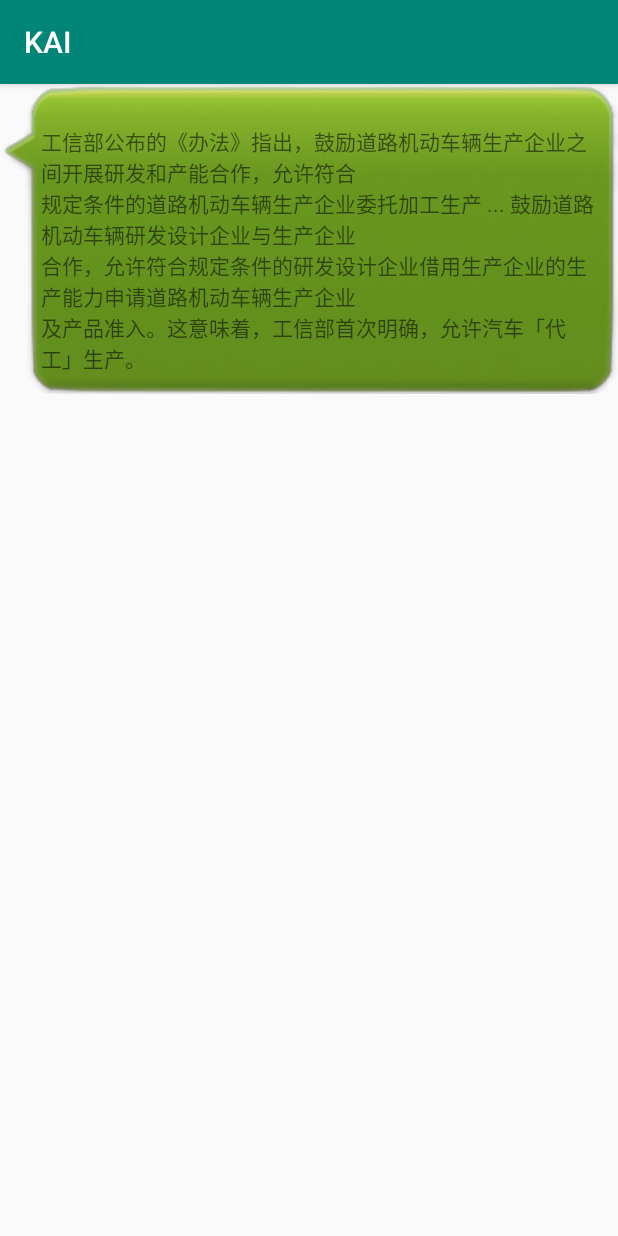
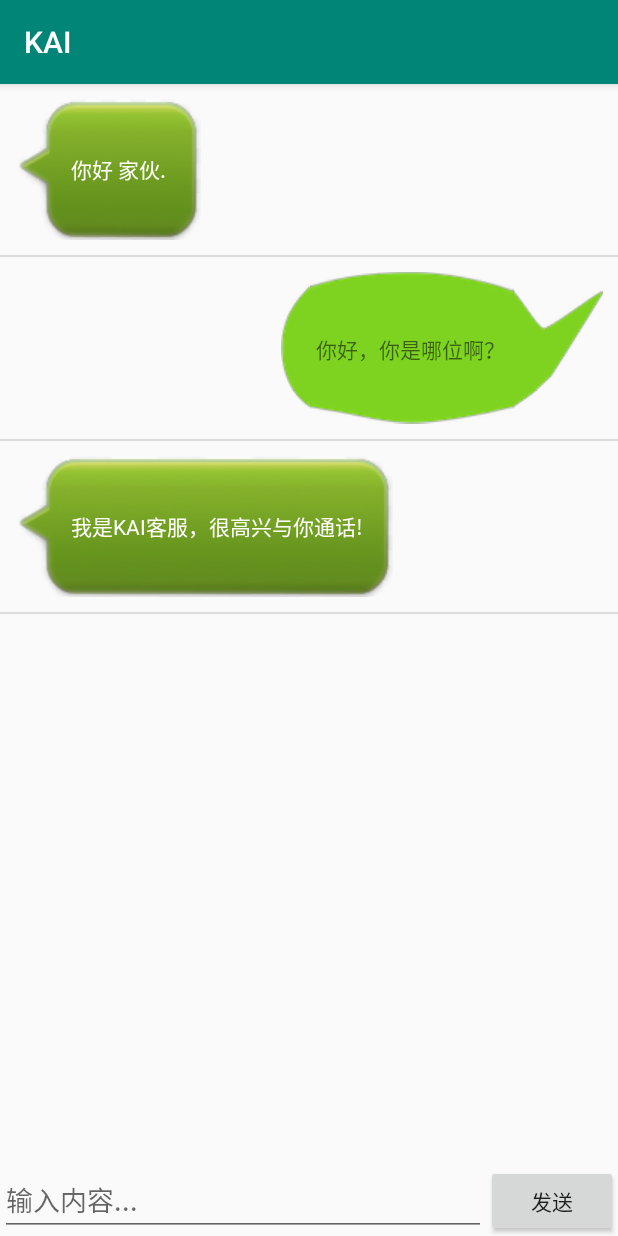
Before and after one commit to YongmingLee/kai, an Android app: the UITestNineActivity screen opened directly, with no data from a screen before it, on a phone screen of 412 x 824 dp. Run offline under Robolectric (Android 15) with nearby library versions, the phone set to English and light mode, and no system bars.

Commit message:
点九图的扩展测试。集成模拟IM发消息的点九图应用测试。

```diff
--- a/app/src/main/AndroidManifest.xml
+++ b/app/src/main/AndroidManifest.xml
@@ -19,6 +19,7 @@
         </activity>
         <activity android:name=".UITestActivity" />
         <activity android:name=".UITest.UITestNineActivity" />
+        <activity android:name=".UITest.UIFragmentTestActivity" />
     </application>
 
 </manifest>
--- a/app/src/main/java/com/example/yongming/activity/UITest/UITestNineActivity.java
+++ b/app/src/main/java/com/example/yongming/activity/UITest/UITestNineActivity.java
@@ -2,14 +2,23 @@ package com.example.yongming.activity.UITest;
 
 import android.os.Bundle;
 import android.support.annotation.Nullable;
-import android.widget.TextView;
+import android.view.View;
+import android.widget.Button;
+import android.widget.EditText;
+import android.widget.ListView;
 
 import com.example.yongming.activity.BaseActivity;
 import com.example.yongming.activity.R;
+import com.example.yongming.adapter.TestNineMsgAdapter;
+import com.example.yongming.module.MsgModule;
 
-import org.w3c.dom.Text;
+import java.util.ArrayList;
+import java.util.List;
 
 public class UITestNineActivity extends BaseActivity {
+
+    private TestNineMsgAdapter adapter;
+    private List<MsgModule> msgModuleList = new ArrayList<MsgModule>();
 
     @Override
     protected void onCreate(@Nullable Bundle savedInstanceState) {
@@ -17,10 +26,39 @@ public class UITestNineActivity extends BaseActivity {
 
         setContentView(R.layout.activity_test_nine);
 
-        TextView textView = (TextView) findViewById(R.id.uitest_nine_text);
-        textView.setText("工信部公布的《办法》指出，鼓励道路机动车辆生产企业之间开展研发和产能合作，允许符合\n" +
-                "规定条件的道路机动车辆生产企业委托加工生产 ... 鼓励道路机动车辆研发设计企业与生产企业\n" +
-                "合作，允许符合规定条件的研发设计企业借用生产企业的生产能力申请道路机动车辆生产企业\n" +
-                "及产品准入。这意味着，工信部首次明确，允许汽车「代工」生产。");
+        initMsgs();
+
+        // 初始化ListView
+
+        final ListView listView = (ListView) findViewById(R.id.atn_msg_list);
+
+        adapter = new TestNineMsgAdapter(this, R.layout.activity_msg_item_layout, msgModuleList);
+        listView.setAdapter(adapter);
+
+        Button button = (Button)findViewById(R.id.atn_msg_sendbtn);
+
+        final EditText editText = (EditText)findViewById(R.id.atn_msg_txt);
+
+        button.setOnClickListener(new View.OnClickListener() {
+            @Override
+            public void onClick(View view) {
+
+                String content = editText.getText().toString();
+                if (!content.equals("")) {
+                    MsgModule msgModule = new MsgModule(content, MsgModule.TYPE_SENT);
+                    msgModuleList.add(msgModule);
+                    adapter.notifyDataSetChanged();
+                    listView.setSelection(msgModuleList.size());
+
+                    editText.setText("");
+                }
+            }
+        });
+    }
+
+    private void initMsgs() {
+        MsgModule msg1 = new MsgModule("你好 家伙.", MsgModule.TYPE_RECEIVED); msgModuleList.add(msg1);
+        MsgModule msg2 = new MsgModule("你好，你是哪位啊？", MsgModule.TYPE_SENT); msgModuleList.add(msg2);
+        MsgModule msg3 = new MsgModule("我是KAI客服，很高兴与你通话!", MsgModule.TYPE_RECEIVED); msgModuleList.add(msg3);
     }
 }
--- /dev/null
+++ b/app/src/main/java/com/example/yongming/adapter/TestNineMsgAdapter.java
@@ -0,0 +1,79 @@
+package com.example.yongming.adapter;
+
+import android.content.Context;
+import android.support.annotation.NonNull;
+import android.support.annotation.Nullable;
+import android.view.LayoutInflater;
+import android.view.View;
+import android.view.ViewGroup;
+import android.widget.ArrayAdapter;
+import android.widget.LinearLayout;
+import android.widget.TextView;
+
+import com.example.yongming.activity.R;
+import com.example.yongming.module.MsgModule;
+
+import org.w3c.dom.Text;
+
+import java.util.List;
+
+public class TestNineMsgAdapter extends ArrayAdapter<MsgModule> {
+
+
+    private int resourceId;
+
+    public TestNineMsgAdapter(Context context, int textViewResourceId, List<MsgModule>objects)
+    {
+        super (context, textViewResourceId, objects);
+        resourceId = textViewResourceId;
+    }
+
+    // 重用 每个View
+    @NonNull
+    @Override
+    public View getView(int position, @Nullable View convertView, @NonNull ViewGroup parent) {
+
+        MsgModule msgModule = getItem(position);
+        ViewHolder viewHolder;
+        View view;
+
+        if (convertView == null) {
+
+            view = LayoutInflater.from(getContext()).inflate(resourceId, null);
+
+            viewHolder = new ViewHolder();
+            viewHolder.leftLayout = (LinearLayout)view.findViewById(R.id.msg_left_layout);
+            viewHolder.rightLayout = (LinearLayout)view.findViewById(R.id.msg_right_layout);
+            viewHolder.leftMsg = (TextView)view.findViewById(R.id.msg_left_text);
+            viewHolder.rightMsg = (TextView)view.findViewById(R.id.msg_right_text);
+
+            view.setTag(viewHolder);
+        } else {
+            view = convertView;
+            viewHolder = (ViewHolder) view.getTag();
+        }
+
+        if (msgModule.getType() == MsgModule.TYPE_RECEIVED) {
+            viewHolder.leftLayout.setVisibility(View.VISIBLE);
+            viewHolder.rightLayout.setVisibility(View.GONE);
+            viewHolder.leftMsg.setText(msgModule.getContent());
+        } else {
+            viewHolder.leftLayout.setVisibility(View.GONE);
+            viewHolder.rightLayout.setVisibility(View.VISIBLE);
+            viewHolder.rightMsg.setText(msgModule.getContent());
+        }
+
+        return view;
+    }
+
+    class ViewHolder {
+
+        LinearLayout leftLayout;
+
+        LinearLayout rightLayout;
+
+        TextView leftMsg;
+
+        TextView rightMsg;
+    }
+}
--- /dev/null
+++ b/app/src/main/java/com/example/yongming/module/MsgModule.java
@@ -0,0 +1,27 @@
+package com.example.yongming.module;
+
+public class MsgModule {
+
+    public static final int TYPE_RECEIVED = 0;
+    public static final int TYPE_SENT = 1;
+
+    private String content;
+
+    private int type;
+
+    public MsgModule(String content, int type)
+    {
+        this.content = content;
+        this.type = type;
+    }
+
+    public String getContent()
+    {
+        return content;
+    }
+
+    public int getType()
+    {
+        return type;
+    }
+}
--- /dev/null
+++ b/app/src/main/res/layout/activity_msg_item_layout.xml
@@ -0,0 +1,39 @@
+<?xml version="1.0" encoding="utf-8"?>
+<LinearLayout xmlns:android="http://schemas.android.com/apk/res/android"
+    android:orientation="vertical" android:layout_width="match_parent"
+    android:padding="10dp"
+    android:layout_height="match_parent">
+
+    <LinearLayout
+        android:id="@+id/msg_left_layout"
+        android:layout_width="wrap_content"
+        android:layout_height="wrap_content"
+        android:layout_gravity="left"
+        android:background="@drawable/nine">
+
+        <TextView
+            android:id="@+id/msg_left_text"
+            android:layout_width="wrap_content"
+            android:layout_height="wrap_content"
+            android:layout_gravity="center"
+            android:textColor="#fff"/>
+
+    </LinearLayout>
+
+    <LinearLayout
+        android:id="@+id/msg_right_layout"
+        android:layout_width="wrap_content"
+        android:layout_height="wrap_content"
+        android:layout_gravity="right"
+        android:background="@drawable/msg_right">
+
+        <TextView
+            android:id="@+id/msg_right_text"
+            android:layout_width="wrap_content"
+            android:layout_height="wrap_content"
+            android:layout_gravity="center"
+            />
+
+    </LinearLayout>
+
+</LinearLayout>
--- a/app/src/main/res/layout/activity_test_nine.xml
+++ b/app/src/main/res/layout/activity_test_nine.xml
@@ -1,18 +1,36 @@
-<?xml version="1.0" encoding="utf-8"?>
-<RelativeLayout xmlns:android="http://schemas.android.com/apk/res/android"
-    android:layout_width="match_parent" android:layout_height="match_parent">
+<LinearLayout
+    xmlns:android="http://schemas.android.com/apk/res/android"
+    android:layout_width="match_parent"
+    android:layout_height="match_parent"
+    android:orientation="vertical">
+
+    <ListView
+        android:id="@+id/atn_msg_list"
+        android:layout_width="match_parent"
+        android:layout_height="0dp"
+        android:layout_weight="1">
+
+    </ListView>
 
     <LinearLayout
         android:layout_width="match_parent"
-        android:layout_height="wrap_content"
-        android:background="@drawable/nine">
+        android:layout_height="wrap_content">
 
-        <TextView
+        <EditText
+            android:id="@+id/atn_msg_txt"
+            android:layout_width="0dp"
+            android:layout_height="wrap_content"
+            android:layout_weight="1"
+            android:hint="输入内容..."
+            android:maxLines="2"/>
+
+        <Button
+            android:id="@+id/atn_msg_sendbtn"
             android:layout_width="wrap_content"
             android:layout_height="wrap_content"
-            android:text=""
-            android:id="@+id/uitest_nine_text"/>
+            android:text="发送"/>
 
     </LinearLayout>
 
-</RelativeLayout>
+
+</LinearLayout>
```
Also changed, not shown: app/src/main/java/com/example/yongming/activity/UITest/FTALeftFragment.java (added, +21 -0 lines), app/src/main/java/com/example/yongming/activity/UITest/FTARightFragment.java (added, +20 -0 lines), app/src/main/java/com/example/yongming/activity/UITest/UIFragmentTestActivity.java (added, +17 -0 lines), app/src/main/java/com/example/yongming/activity/UITestActivity.java (+10 -4 lines), app/src/main/res/layout/activity_test_fragment.xml (added, +22 -0 lines), app/src/main/res/layout/fragment_test_left.xml (added, +14 -0 lines), app/src/main/res/layout/fragment_test_right.xml (added, +15 -0 lines), app/src/main/res/drawable/msg_right.9.png (added), app/src/main/res/drawable/nine.9.png.
